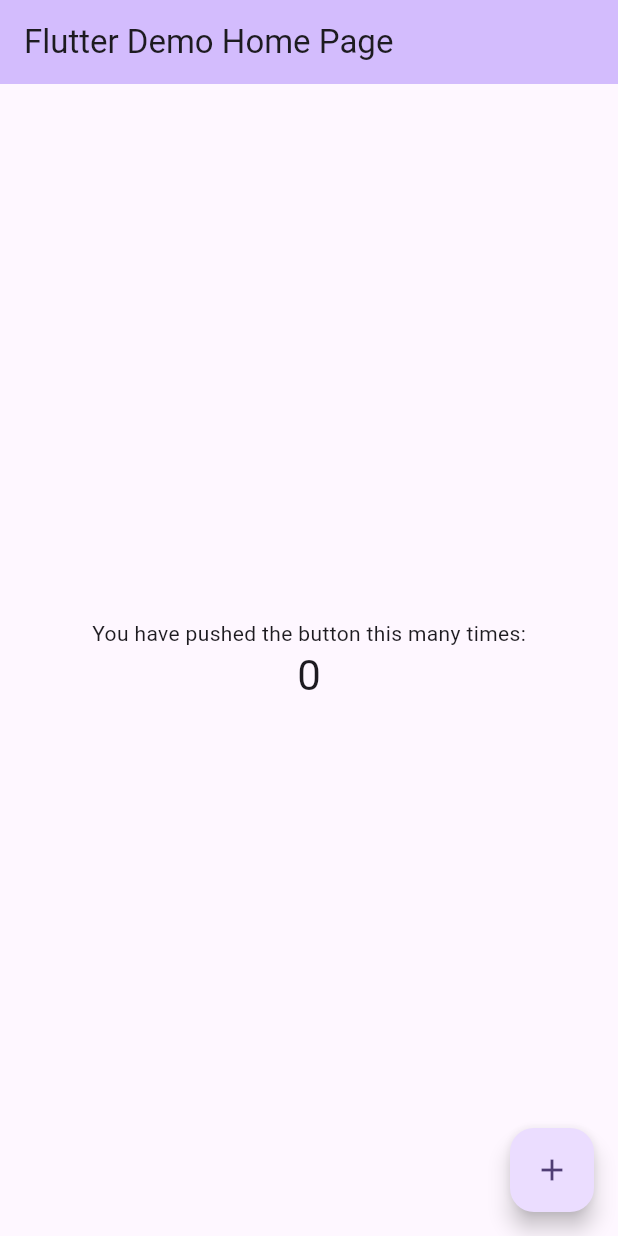
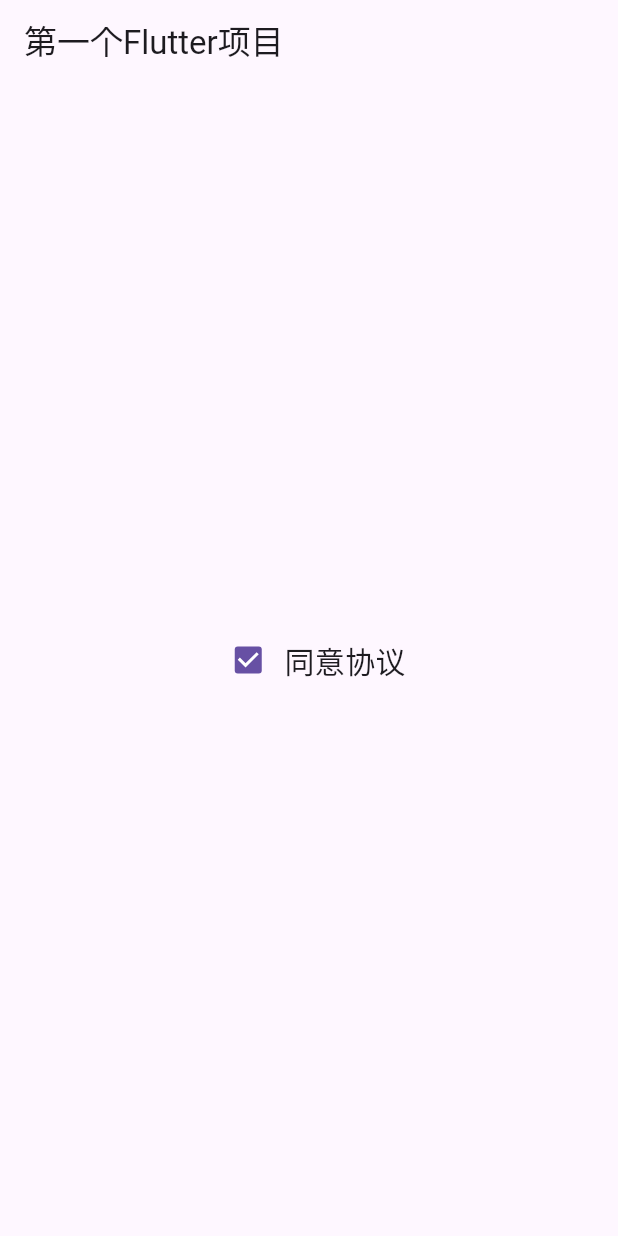
Before and after one commit to kirikaTowa/FlutterDemo, a Flutter app: the screen it shows after launch, on a phone screen of 412 x 824 dp. Run offline on Flutter 3.47's test engine with Material 3 defaults, Android fonts, the phone set to English and light mode, and no system bars.

Commit message:
feat: 首页基本结构，一个Checkbox；更新官方gitignore文件

```diff
--- a/lib/main.dart
+++ b/lib/main.dart
@@ -1,125 +1,50 @@
 import 'package:flutter/material.dart';
 
-void main() {
-  runApp(const MyApp());
-}
+
+//使用箭头函数，当只有一个表达体时
+main() => runApp(MyApp());
 
 class MyApp extends StatelessWidget {
   const MyApp({super.key});
 
-  // This widget is the root of your application.
   @override
   Widget build(BuildContext context) {
     return MaterialApp(
-      title: 'Flutter Demo',
+      debugShowCheckedModeBanner: false,
       theme: ThemeData(
-        // This is the theme of your application.
-        //
-        // TRY THIS: Try running your application with "flutter run". You'll see
-        // the application has a purple toolbar. Then, without quitting the app,
-        // try changing the seedColor in the colorScheme below to Colors.green
-        // and then invoke "hot reload" (save your changes or press the "hot
-        // reload" button in a Flutter-supported IDE, or press "r" if you used
-        // the command line to start the app).
-        //
-        // Notice that the counter didn't reset back to zero; the application
-        // state is not lost during the reload. To reset the state, use hot
-        // restart instead.
-        //
-        // This works for code too, not just values: Most code changes can be
-        // tested with just a hot reload.
-        colorScheme: ColorScheme.fromSeed(seedColor: Colors.deepPurple),
-        useMaterial3: true,
+        primarySwatch: Colors.green,
+        visualDensity: VisualDensity.adaptivePlatformDensity,
       ),
-      home: const MyHomePage(title: 'Flutter Demo Home Page'),
+      home: Scaffold(
+        appBar: AppBar(
+          title: const Text("第一个Flutter项目"),
+        ),
+        body: const HomeContent(),
+      ),
     );
   }
 }
 
-class MyHomePage extends StatefulWidget {
-  const MyHomePage({super.key, required this.title});
-
-  // This widget is the home page of your application. It is stateful, meaning
-  // that it has a State object (defined below) that contains fields that affect
-  // how it looks.
-
-  // This class is the configuration for the state. It holds the values (in this
-  // case the title) provided by the parent (in this case the App widget) and
-  // used by the build method of the State. Fields in a Widget subclass are
-  // always marked "final".
-
-  final String title;
-
-  @override
-  State<MyHomePage> createState() => _MyHomePageState();
-}
-
-class _MyHomePageState extends State<MyHomePage> {
-  int _counter = 0;
-
-  void _incrementCounter() {
-    setState(() {
-      // This call to setState tells the Flutter framework that something has
-      // changed in this State, which causes it to rerun the build method below
-      // so that the display can reflect the updated values. If we changed
-      // _counter without calling setState(), then the build method would not be
-      // called again, and so nothing would appear to happen.
-      _counter++;
-    });
-  }
+class HomeContent extends StatelessWidget {
+  const HomeContent({super.key});
 
   @override
   Widget build(BuildContext context) {
-    // This method is rerun every time setState is called, for instance as done
-    // by the _incrementCounter method above.
-    //
-    // The Flutter framework has been optimized to make rerunning build methods
-    // fast, so that you can just rebuild anything that needs updating rather
-    // than having to individually change instances of widgets.
-    return Scaffold(
-      appBar: AppBar(
-        // TRY THIS: Try changing the color here to a specific color (to
-        // Colors.amber, perhaps?) and trigger a hot reload to see the AppBar
-        // change color while the other colors stay the same.
-        backgroundColor: Theme.of(context).colorScheme.inversePrimary,
-        // Here we take the value from the MyHomePage object that was created by
-        // the App.build method, and use it to set our appbar title.
-        title: Text(widget.title),
+    return Center(
+      child: Row(
+        mainAxisAlignment: MainAxisAlignment.center,
+        children: <Widget>[
+          Checkbox(
+              value: true,
+              // ignore: avoid_print
+              onChanged: (value) => print("Hello World")),
+          const Text(
+            "同意协议",
+            textDirection: TextDirection.ltr,
+            style: TextStyle(fontSize: 20),
+          )
+        ],
       ),
-      body: Center(
-        // Center is a layout widget. It takes a single child and positions it
-        // in the middle of the parent.
-        child: Column(
-          // Column is also a layout widget. It takes a list of children and
-          // arranges them vertically. By default, it sizes itself to fit its
-          // children horizontally, and tries to be as tall as its parent.
-          //
-          // Column has various properties to control how it sizes itself and
-          // how it positions its children. Here we use mainAxisAlignment to
-          // center the children vertically; the main axis here is the vertical
-          // axis because Columns are vertical (the cross axis would be
-          // horizontal).
-          //
-          // TRY THIS: Invoke "debug painting" (choose the "Toggle Debug Paint"
-          // action in the IDE, or press "p" in the console), to see the
-          // wireframe for each widget.
-          mainAxisAlignment: MainAxisAlignment.center,
-          children: <Widget>[
-            const Text(
-              'You have pushed the button this many times:',
-            ),
-            Text(
-              '$_counter',
-              style: Theme.of(context).textTheme.headlineMedium,
-            ),
-          ],
-        ),
-      ),
-      floatingActionButton: FloatingActionButton(
-        onPressed: _incrementCounter,
-        tooltip: 'Increment',
-        child: const Icon(Icons.add),
-      ), // This trailing comma makes auto-formatting nicer for build methods.
     );
   }
 }
```
Also changed, not shown: 1 other file.
